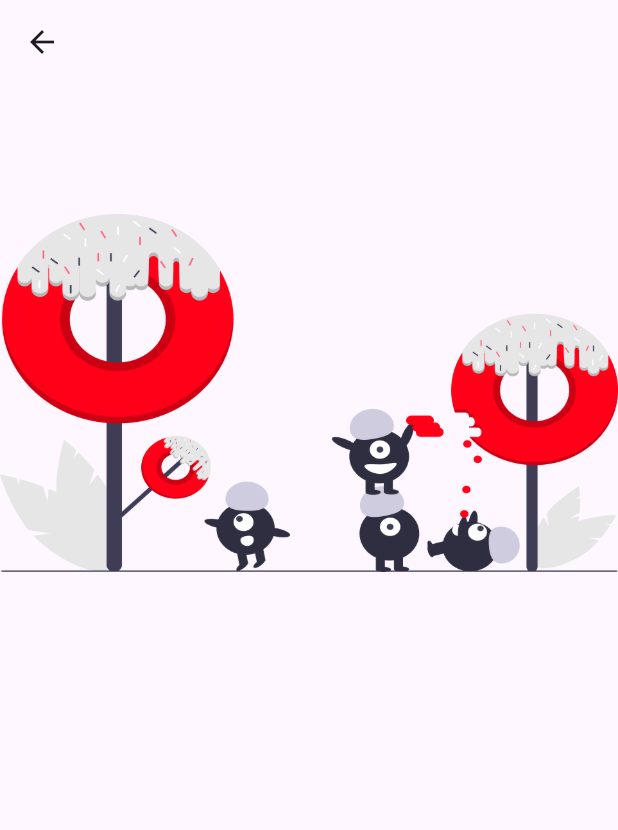
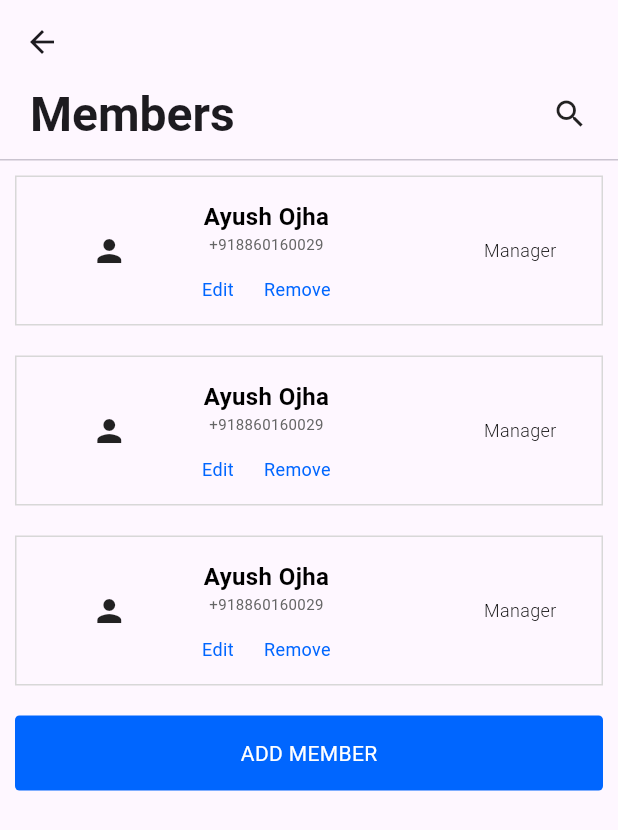
Before and after one commit to ayushojha20/Lyncen, a Flutter app: the screen it shows after launch, on a phone screen of 412 x 824 dp. Shown: the top 830 px of the screen. Run offline on Flutter 3.47's test engine with Material 3 defaults, Android fonts, the phone set to English and light mode, and no system bars.

Commit message:
added UI pages

```diff
--- /dev/null
+++ b/lib/components/memberprofilecontainer.dart
@@ -0,0 +1,66 @@
+import 'package:flutter/material.dart';
+import 'package:flutter/widgets.dart';
+
+class MemberProfileContainer extends StatelessWidget {
+  const MemberProfileContainer({super.key});
+
+  @override
+  Widget build(BuildContext context) {
+    return Padding(
+      padding: const EdgeInsets.symmetric(horizontal: 10,vertical: 10),
+      child: Column(
+        children: [
+          Container(
+            width: MediaQuery.of(context).size.width,
+            height: 100,
+            decoration: BoxDecoration(border: Border.all(width: 1,color: Color(0XFFD8D8D8)),),
+            child: Row(
+              children: [
+                Container(
+                  width: 0.3*MediaQuery.of(context).size.width,
+                  height: 100,
+                  child: Column(
+                    mainAxisAlignment: MainAxisAlignment.center,
+                    children: [
+                      Icon(Icons.person),
+                    ],
+                  ),
+                ),
+                Column(
+                  mainAxisAlignment: MainAxisAlignment.spaceEvenly,
+                  children: [
+                    Row(children: [
+                      Column(
+                        children: [
+                          Text('Ayush Ojha',style: TextStyle(fontSize: 16,fontWeight: FontWeight.bold,color: Colors.black),),
+                          Text('+918860160029',style: TextStyle(fontSize: 10,fontWeight: FontWeight.normal,color: Color(0XFF656565)),textAlign: TextAlign.start,)
+                        ],
+                      ),
+                    ],),
+                Row(children: [
+                  Text('Edit',style: TextStyle(fontSize: 12,fontWeight: FontWeight.normal,color: Theme.of(context).primaryColor),),
+                  SizedBox(width: 20),
+                  Text('Remove',style: TextStyle(fontSize: 12,fontWeight: FontWeight.normal,color: Theme.of(context).primaryColor),),
+                ],),
+                  ],
+                ),
+              Expanded(
+                child: Padding(
+                  padding: const EdgeInsets.symmetric(horizontal: 30),
+                  child: Column(
+                    mainAxisAlignment: MainAxisAlignment.center,
+                    crossAxisAlignment: CrossAxisAlignment.end,
+                    children: [
+                     Text('Manager',style: TextStyle(fontSize: 12,fontWeight: FontWeight.w300,color: Colors.black),),
+                    ],
+                  ),
+                ),
+              ),
+              ],
+            ),
+          ),
+        ],
+      ),
+    );
+  }
+}
--- a/lib/main.dart
+++ b/lib/main.dart
@@ -1,5 +1,7 @@
 import 'package:flutter/material.dart';
+import 'package:lyncen/components/memberprofilecontainer.dart';
 import 'package:lyncen/pages/loginpage.dart';
+import 'package:lyncen/pages/memberspage.dart';
 import 'package:lyncen/pages/notregisteredpage.dart';
 import 'package:lyncen/pages/profilepage.dart';
 import 'package:lyncen/pages/verifyotp.dart';
@@ -9,6 +11,7 @@ void main() {
 }
 
 class MyApp extends StatelessWidget {
+
 
 
   @override
@@ -35,7 +38,7 @@ class MyHomePage extends StatelessWidget {
   @override
   Widget build(BuildContext context) {
 
-    return NotRegisteredPage();
+    return MembersPage();
 
 
   }
--- /dev/null
+++ b/lib/pages/memberspage.dart
@@ -0,0 +1,47 @@
+import 'package:flutter/material.dart';
+import 'package:lyncen/components/button.dart';
+import 'package:lyncen/components/memberprofilecontainer.dart';
+
+class MembersPage extends StatelessWidget {
+  const MembersPage({super.key});
+
+  @override
+  Widget build(BuildContext context) {
+    return Scaffold(
+      appBar: AppBar(
+        leading: IconButton(
+            icon: Icon(Icons.arrow_back),
+            onPressed: () {},
+          ),
+      ),
+      body: Column(
+        children: [
+          Padding(
+            padding: const EdgeInsets.symmetric(horizontal: 20),
+            child: Row(
+              mainAxisAlignment: MainAxisAlignment.spaceBetween,
+              children: [
+                Text('Members',style: Theme.of(context).textTheme.headlineLarge,),
+                Icon(Icons.search),
+            ],),
+          ),
+          SizedBox(height: 10,),
+          Divider(height: 1,),
+          MemberProfileContainer(),MemberProfileContainer(),MemberProfileContainer(),
+           Expanded(
+      child: Align(
+        alignment: Alignment.bottomCenter,
+        child: Container(
+          margin: const EdgeInsets.all(10),
+          width: double.infinity,
+          child: Button(name: 'ADD MEMBER',)
+        ),
+      ),
+    ),
+
+        ],
+      ),
+
+    );
+  }
+}
--- a/lib/pages/notregisteredpage.dart
+++ b/lib/pages/notregisteredpage.dart
@@ -1,4 +1,5 @@
 import 'package:flutter/material.dart';
+import 'package:lyncen/components/button.dart';
 
 class NotRegisteredPage extends StatelessWidget {
   const NotRegisteredPage({super.key});
@@ -14,24 +15,33 @@ class NotRegisteredPage extends StatelessWidget {
             },
           ),
       ),
-      body: Column(
+      body: Padding(
+        padding: const EdgeInsets.symmetric(horizontal: 40),
+        child: Column(
+          mainAxisAlignment: MainAxisAlignment.center,
+          crossAxisAlignment: CrossAxisAlignment.center,
           children: [
             Container(
               width: MediaQuery.of(context).size.width,
-            height: 0.5*MediaQuery.of(context).size.height,
+              height: 0.3*MediaQuery.of(context).size.height,
               child: Image.asset('assets/img/notregistered.png'),
-
-            // decoration: const BoxDecoration(
-            //       image: DecorationImage(
-            //         image: AssetImage(
-            //              "assets/img/notregistered.png",
-            //             ),
-            //             fit: BoxFit.cover
-            //           )
-            //          ),
+            ),
+            Container(
+              width: MediaQuery.of(context).size.width,
+              height: 300,
+              child: Column(
+                mainAxisAlignment: MainAxisAlignment.center,
+                crossAxisAlignment: CrossAxisAlignment.center,
+                children: [
+                   Text('Number not registered',style: TextStyle(fontSize: 22,fontWeight: FontWeight.w500),),
+                   SizedBox(height: 10),
+                   Text('Your phone number is neither registered as seller nor associated with any seller',textAlign: TextAlign.center,style: Theme.of(context).textTheme.bodySmall),
+              ],),
             ),
           ],
         ),
+      ),
+
     );
   }
 }
--- a/lib/pages/profilepage.dart
+++ b/lib/pages/profilepage.dart
@@ -17,7 +17,7 @@ class ProfilePage extends StatelessWidget {
           ),
       ),
     body: Padding(
-      padding: const EdgeInsets.symmetric(horizontal: 30),
+      padding: const EdgeInsets.symmetric(horizontal: 40),
       child: Column(
         crossAxisAlignment: CrossAxisAlignment.start,
         children: [
```
Lines whose indentation alone changed are shown as unchanged.
